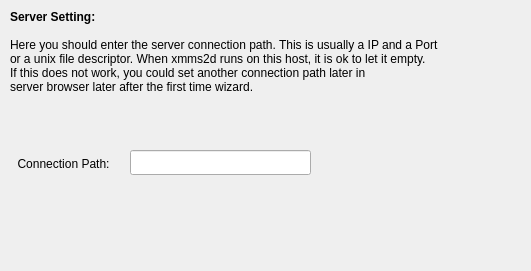
The window that ui/firsttimewizard/server.ui (theefer/esperanza) describes before a commit, drawn with Qt 5.
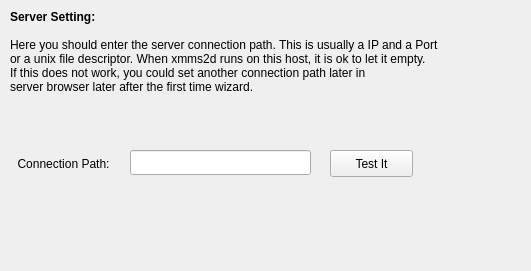
The same window after the commit.

Commit message: FTW related: introducing ServerSettingsPage and MediaImportPage

Diff of the .ui file:
```diff
--- a/ui/firsttimewizard/server.ui
+++ b/ui/firsttimewizard/server.ui
@@ -57,6 +57,19 @@
     <string/>
    </property>
   </widget>
+  <widget class="QPushButton" name="pbTry" >
+   <property name="geometry" >
+    <rect>
+     <x>330</x>
+     <y>150</y>
+     <width>83</width>
+     <height>27</height>
+    </rect>
+   </property>
+   <property name="text" >
+    <string>Test It</string>
+   </property>
+  </widget>
  </widget>
  <resources/>
  <connections/>
```
The commit also changes 15 other files.
